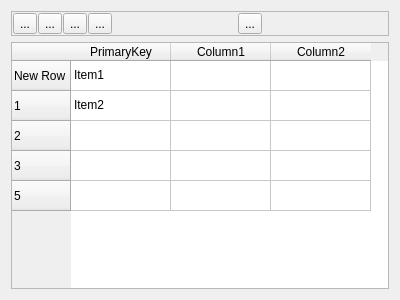
First picture: the form in projects/erp/billing/warehouse/warehouse/master/forms/masterprint.ui, repository gestiweb/llampex-mini, before the edit.
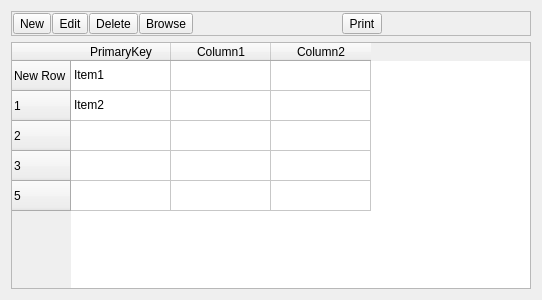
Second picture: the form after the edit. Icons and pictures are not drawn.

The edit to the form file:
```diff
--- a/projects/erp/billing/warehouse/warehouse/master/forms/masterprint.ui
+++ b/projects/erp/billing/warehouse/warehouse/master/forms/masterprint.ui
@@ -6,7 +6,7 @@
    <rect>
     <x>0</x>
     <y>0</y>
-    <width>400</width>
+    <width>542</width>
     <height>300</height>
    </rect>
   </property>
@@ -35,12 +35,15 @@
          <enum>Qt::NoFocus</enum>
         </property>
         <property name="text">
-         <string>...</string>
+         <string>New</string>
         </property>
         <property name="icon">
          <iconset>
           <normaloff>icons/new.png</normaloff>icons/new.png</iconset>
         </property>
+        <property name="toolButtonStyle">
+         <enum>Qt::ToolButtonTextBesideIcon</enum>
+        </property>
        </widget>
       </item>
       <item>
@@ -49,12 +52,15 @@
          <enum>Qt::NoFocus</enum>
         </property>
         <property name="text">
-         <string>...</string>
+         <string>Edit</string>
         </property>
         <property name="icon">
          <iconset>
           <normaloff>icons/edit.png</normaloff>icons/edit.png</iconset>
         </property>
+        <property name="toolButtonStyle">
+         <enum>Qt::ToolButtonTextBesideIcon</enum>
+        </property>
        </widget>
       </item>
       <item>
@@ -63,12 +69,15 @@
          <enum>Qt::NoFocus</enum>
         </property>
         <property name="text">
-         <string>...</string>
+         <string>Delete</string>
         </property>
         <property name="icon">
          <iconset>
           <normaloff>icons/delete.png</normaloff>icons/delete.png</iconset>
         </property>
+        <property name="toolButtonStyle">
+         <enum>Qt::ToolButtonTextBesideIcon</enum>
+        </property>
        </widget>
       </item>
       <item>
@@ -77,12 +86,15 @@
          <enum>Qt::NoFocus</enum>
         </property>
         <property name="text">
-         <string>...</string>
+         <string>Browse</string>
         </property>
         <property name="icon">
          <iconset>
           <normaloff>icons/browse.png</normaloff>icons/browse.png</iconset>
         </property>
+        <property name="toolButtonStyle">
+         <enum>Qt::ToolButtonTextBesideIcon</enum>
+        </property>
        </widget>
       </item>
       <item>
@@ -104,12 +116,15 @@
          <enum>Qt::NoFocus</enum>
         </property>
         <property name="text">
-         <string>...</string>
+         <string>Print</string>
         </property>
         <property name="icon">
          <iconset>
           <normaloff>icons/print.png</normaloff>icons/print.png</iconset>
         </property>
+        <property name="toolButtonStyle">
+         <enum>Qt::ToolButtonTextBesideIcon</enum>
+        </property>
        </widget>
       </item>
       <item>
```
Left out of the diff: 21 changed lines with no effect on the pictures.
